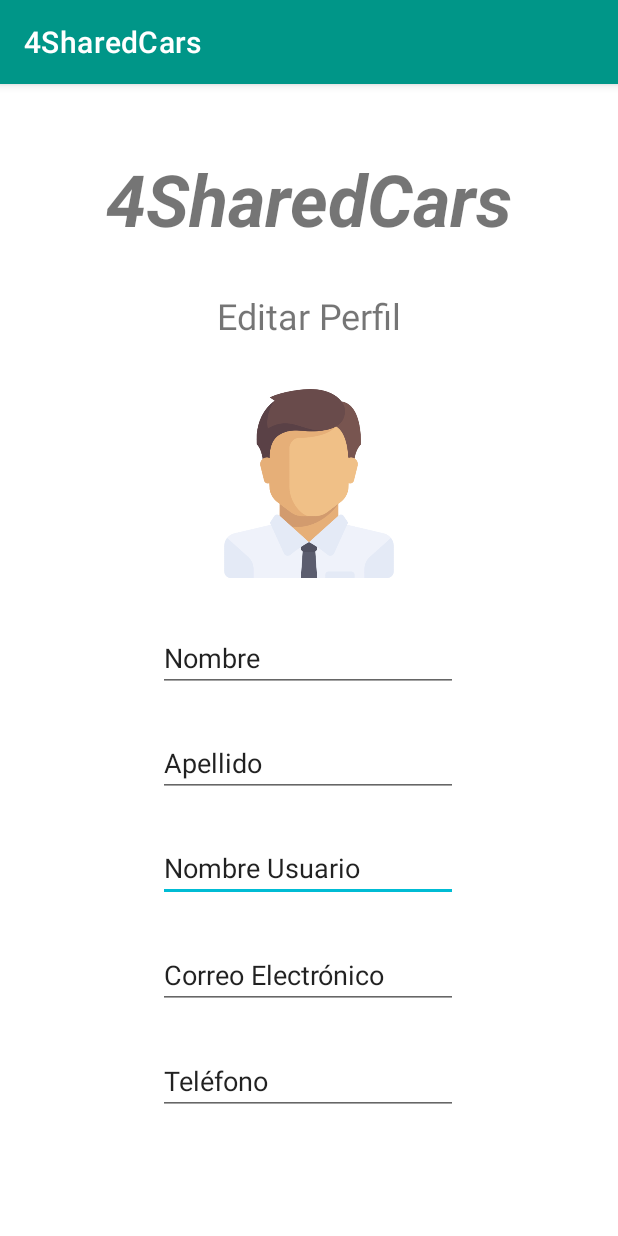
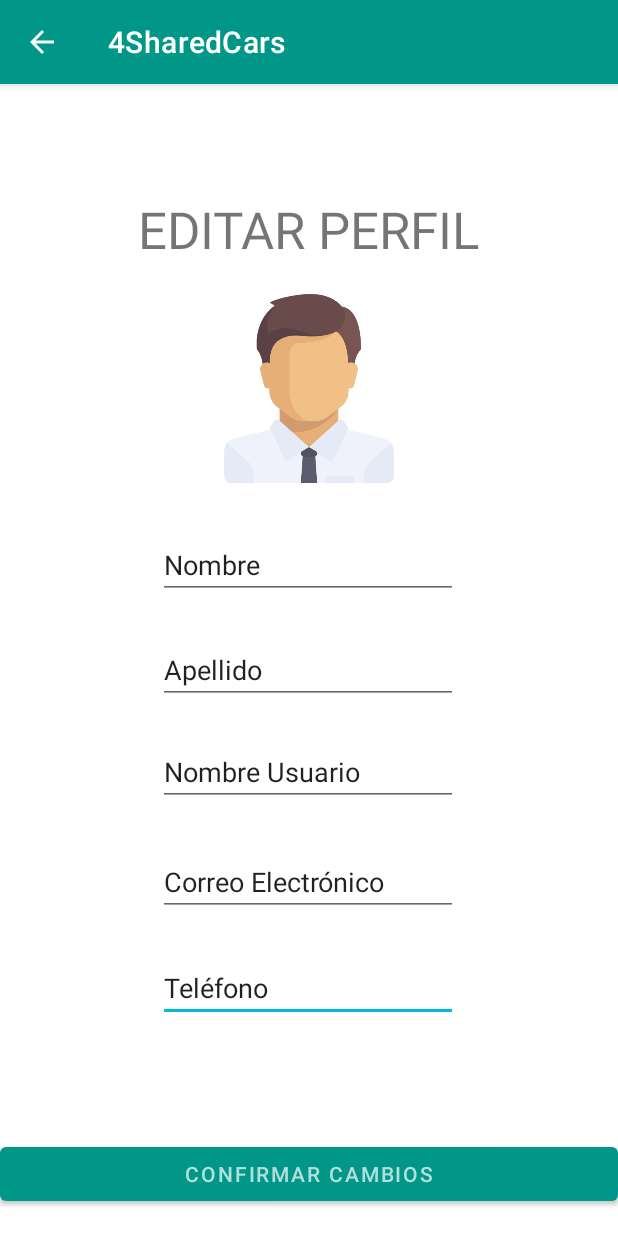
Before and after one commit to mikel-alvarez/4SharedCars, an Android app: the EditarUsuario screen opened directly, with no data from a screen before it, on a phone screen of 412 x 824 dp. Run offline under Robolectric (Android 15) with nearby library versions, the phone set to English and light mode, and no system bars; 1 statement that could not run was skipped.

Commit message:
Cambios en el diseño, creacion de GestionarRutasAdapter. (Falta programar el adapter, y la lógica de Java)

```diff
--- a/app/src/main/AndroidManifest.xml
+++ b/app/src/main/AndroidManifest.xml
@@ -23,9 +23,6 @@
             android:name=".activites.OtroUsuario"
             android:exported="false" />
         <activity
-            android:name=".activites.DetallesRuta"
-            android:exported="false" />
-        <activity
             android:name=".activites.PaginaPrincipal"
             android:exported="false" />
         <activity
--- a/app/src/main/java/com/mikelalvarez/a4sharedcars/activites/AnadirRuta.java
+++ b/app/src/main/java/com/mikelalvarez/a4sharedcars/activites/AnadirRuta.java
@@ -37,6 +37,7 @@ public class AnadirRuta extends AppCompatActivity {
     protected void onCreate(Bundle savedInstanceState) {
         super.onCreate(savedInstanceState);
         setContentView(R.layout.activity_anadir_ruta);
+        getSupportActionBar().setDisplayHomeAsUpEnabled(true);
         realm = Realm.getDefaultInstance();
         Bundle bundle = getIntent().getExtras();
         Integer id = bundle.getInt("idAñadirRuta");
--- a/app/src/main/java/com/mikelalvarez/a4sharedcars/activites/EditarUsuario.java
+++ b/app/src/main/java/com/mikelalvarez/a4sharedcars/activites/EditarUsuario.java
@@ -20,6 +20,7 @@ public class EditarUsuario extends AppCompatActivity {
     protected void onCreate(Bundle savedInstanceState) {
         super.onCreate(savedInstanceState);
         setContentView(R.layout.activity_editar_usuario);
+        getSupportActionBar().setDisplayHomeAsUpEnabled(true);
 
         fotoPerfil = (ImageView) findViewById(R.id.imgPerfilEditarUsuario);
 
--- a/app/src/main/java/com/mikelalvarez/a4sharedcars/activites/GestionarRutas.java
+++ b/app/src/main/java/com/mikelalvarez/a4sharedcars/activites/GestionarRutas.java
@@ -11,5 +11,6 @@ public class GestionarRutas extends AppCompatActivity {
     protected void onCreate(Bundle savedInstanceState) {
         super.onCreate(savedInstanceState);
         setContentView(R.layout.activity_gestionar_rutas);
+        getSupportActionBar().setDisplayHomeAsUpEnabled(true);
     }
 }
--- a/app/src/main/java/com/mikelalvarez/a4sharedcars/activites/OtroUsuario.java
+++ b/app/src/main/java/com/mikelalvarez/a4sharedcars/activites/OtroUsuario.java
@@ -25,7 +25,6 @@ public class OtroUsuario extends AppCompatActivity {
     TextView apellido;
     TextView puntos;
     RecyclerView recyclerview;
-    Button volver;
 
     @Override
     protected void onCreate(Bundle savedInstanceState) {
@@ -42,7 +41,6 @@ public class OtroUsuario extends AppCompatActivity {
         apellido = (TextView) findViewById(R.id.txtApellidoOtroUsuario);
         username = (TextView) findViewById(R.id.txtNombreUsuarioOtroUsuario);
         puntos = (TextView) findViewById(R.id.txtPuntosOtroUsuario);
-        volver = (Button) findViewById(R.id.btnVolverOtroUsuario);
         foto = (ImageView) findViewById(R.id.imgFotoOtroUsuario);
         recyclerview = (RecyclerView) findViewById(R.id.recyclerViewOtroUsuario);
         RutaOtroUsuarioAdapter adapter = new RutaOtroUsuarioAdapter(rutas);
--- a/app/src/main/java/com/mikelalvarez/a4sharedcars/activites/Registro.java
+++ b/app/src/main/java/com/mikelalvarez/a4sharedcars/activites/Registro.java
@@ -39,6 +39,7 @@ public class Registro extends AppCompatActivity {
     protected void onCreate(Bundle savedInstanceState) {
         super.onCreate(savedInstanceState);
         setContentView(R.layout.activity_registro);
+        getSupportActionBar().setDisplayHomeAsUpEnabled(true);
 
         realm = Realm.getDefaultInstance();
 
--- a/app/src/main/res/layout/activity_editar_usuario.xml
+++ b/app/src/main/res/layout/activity_editar_usuario.xml
@@ -6,86 +6,31 @@
     android:layout_height="match_parent"
     tools:context=".activites.EditarUsuario">
 
+    <TextView
+        android:id="@+id/textView3"
+        android:layout_width="wrap_content"
+        android:layout_height="wrap_content"
+        android:text="EDITAR PERFIL"
+        android:textSize="34sp"
+        app:layout_constraintBottom_toBottomOf="parent"
+        app:layout_constraintEnd_toEndOf="parent"
+        app:layout_constraintStart_toStartOf="parent"
+        app:layout_constraintTop_toTopOf="parent"
+        app:layout_constraintVertical_bias="0.102" />
+
     <EditText
-        android:id="@+id/txtNombreUsuarioEditarUsuario"
+        android:id="@+id/txtPhoneEditarUsuario"
         android:layout_width="200dp"
         android:layout_height="44dp"
         android:ems="10"
-        android:inputType="textPersonName"
-        android:text="Nombre Usuario"
+        android:inputType="phone"
+        android:text="Teléfono"
         app:layout_constraintBottom_toBottomOf="parent"
         app:layout_constraintEnd_toEndOf="parent"
         app:layout_constraintHorizontal_bias="0.497"
         app:layout_constraintStart_toStartOf="parent"
         app:layout_constraintTop_toTopOf="parent"
-        app:layout_constraintVertical_bias="0.692"
-        tools:ignore="TouchTargetSizeCheck" />
-
-    <EditText
-        android:id="@+id/txtApellidoEditarUsuario"
-        android:layout_width="200dp"
-        android:layout_height="44dp"
-        android:ems="10"
-        android:inputType="textPersonName"
-        android:text="Apellido"
-        app:layout_constraintBottom_toBottomOf="parent"
-        app:layout_constraintEnd_toEndOf="parent"
-        app:layout_constraintHorizontal_bias="0.497"
-        app:layout_constraintStart_toStartOf="parent"
-        app:layout_constraintTop_toTopOf="parent"
-        app:layout_constraintVertical_bias="0.596"
-        tools:ignore="TouchTargetSizeCheck" />
-
-    <ImageView
-        android:id="@+id/imgPerfilEditarUsuario"
-        android:layout_width="149dp"
-        android:layout_height="126dp"
-        android:src="@drawable/hombre"
-        app:layout_constraintBottom_toBottomOf="parent"
-        app:layout_constraintEnd_toEndOf="parent"
-        app:layout_constraintStart_toStartOf="parent"
-        app:layout_constraintTop_toTopOf="parent"
-        app:layout_constraintVertical_bias="0.317" />
-
-    <TextView
-        android:id="@+id/textView3"
-        android:layout_width="wrap_content"
-        android:layout_height="wrap_content"
-        android:text="Editar Perfil"
-        android:textSize="24sp"
-        app:layout_constraintBottom_toBottomOf="parent"
-        app:layout_constraintEnd_toEndOf="parent"
-        app:layout_constraintStart_toStartOf="parent"
-        app:layout_constraintTop_toTopOf="parent"
-        app:layout_constraintVertical_bias="0.188" />
-
-    <TextView
-        android:id="@+id/textView4"
-        android:layout_width="287dp"
-        android:layout_height="61dp"
-        android:text="@string/app_name"
-        android:textAlignment="center"
-        android:textSize="48sp"
-        android:textStyle="bold|italic"
-        app:layout_constraintBottom_toBottomOf="parent"
-        app:layout_constraintEnd_toEndOf="parent"
-        app:layout_constraintStart_toStartOf="parent"
-        app:layout_constraintTop_toTopOf="parent"
-        app:layout_constraintVertical_bias="0.062" />
-
-    <EditText
-        android:id="@+id/txtNombreEditarUsuario"
-        android:layout_width="200dp"
-        android:layout_height="44dp"
-        android:ems="10"
-        android:inputType="textPersonName"
-        android:text="Nombre"
-        app:layout_constraintBottom_toBottomOf="parent"
-        app:layout_constraintEnd_toEndOf="parent"
-        app:layout_constraintHorizontal_bias="0.497"
-        app:layout_constraintStart_toStartOf="parent"
-        app:layout_constraintTop_toTopOf="parent"
-        app:layout_constraintVertical_bias="0.499"
+        app:layout_constraintVertical_bias="0.803"
         tools:ignore="TouchTargetSizeCheck" />
 
     <EditText
@@ -100,21 +45,75 @@
         app:layout_constraintHorizontal_bias="0.497"
         app:layout_constraintStart_toStartOf="parent"
         app:layout_constraintTop_toTopOf="parent"
-        app:layout_constraintVertical_bias="0.791"
+        app:layout_constraintVertical_bias="0.705"
         tools:ignore="TouchTargetSizeCheck" />
 
+    <ImageView
+        android:id="@+id/imgPerfilEditarUsuario"
+        android:layout_width="149dp"
+        android:layout_height="126dp"
+        android:src="@drawable/hombre"
+        app:layout_constraintBottom_toBottomOf="parent"
+        app:layout_constraintEnd_toEndOf="parent"
+        app:layout_constraintStart_toStartOf="parent"
+        app:layout_constraintTop_toTopOf="parent"
+        app:layout_constraintVertical_bias="0.218" />
+
     <EditText
-        android:id="@+id/txtPhoneEditarUsuario"
+        android:id="@+id/txtApellidoEditarUsuario"
         android:layout_width="200dp"
         android:layout_height="44dp"
         android:ems="10"
-        android:inputType="phone"
-        android:text="Teléfono"
+        android:inputType="textPersonName"
+        android:text="Apellido"
         app:layout_constraintBottom_toBottomOf="parent"
         app:layout_constraintEnd_toEndOf="parent"
         app:layout_constraintHorizontal_bias="0.497"
         app:layout_constraintStart_toStartOf="parent"
         app:layout_constraintTop_toTopOf="parent"
-        app:layout_constraintVertical_bias="0.889"
+        app:layout_constraintVertical_bias="0.51"
         tools:ignore="TouchTargetSizeCheck" />
+
+    <EditText
+        android:id="@+id/txtNombreEditarUsuario"
+        android:layout_width="200dp"
+        android:layout_height="44dp"
+        android:ems="10"
+        android:inputType="textPersonName"
+        android:text="Nombre"
+        app:layout_constraintBottom_toBottomOf="parent"
+        app:layout_constraintEnd_toEndOf="parent"
+        app:layout_constraintHorizontal_bias="0.497"
+        app:layout_constraintStart_toStartOf="parent"
+        app:layout_constraintTop_toTopOf="parent"
+        app:layout_constraintVertical_bias="0.413"
+        tools:ignore="TouchTargetSizeCheck" />
+
+    <EditText
+        android:id="@+id/txtNombreUsuarioEditarUsuario"
+        android:layout_width="200dp"
+        android:layout_height="44dp"
+        android:ems="10"
+        android:inputType="textPersonName"
+        android:text="Nombre Usuario"
+        app:layout_constraintBottom_toBottomOf="parent"
+        app:layout_constraintEnd_toEndOf="parent"
+        app:layout_constraintHorizontal_bias="0.497"
+        app:layout_constraintStart_toStartOf="parent"
+        app:layout_constraintTop_toTopOf="parent"
+        app:layout_constraintVertical_bias="0.604"
+        tools:ignore="TouchTargetSizeCheck" />
+
+    <Button
+        android:id="@+id/btnEditarUsuario"
+        android:layout_width="0dp"
+        android:layout_height="wrap_content"
+        android:text="Confirmar Cambios"
+        app:layout_constraintBottom_toBottomOf="parent"
+        app:layout_constraintEnd_toEndOf="parent"
+        app:layout_constraintHorizontal_bias="0.498"
+        app:layout_constraintStart_toStartOf="parent"
+        app:layout_constraintTop_toTopOf="parent"
+        app:layout_constraintVertical_bias="0.976" />
+
 </androidx.constraintlayout.widget.ConstraintLayout>
--- a/app/src/main/res/layout/fragment_usuario.xml
+++ b/app/src/main/res/layout/fragment_usuario.xml
@@ -44,7 +44,7 @@
 
     <Button
         android:id="@+id/btnEditarUsuario"
-        android:layout_width="wrap_content"
+        android:layout_width="0dp"
         android:layout_height="wrap_content"
         android:text="EDITAR USUARIO"
         app:layout_constraintBottom_toBottomOf="parent"
@@ -82,7 +82,7 @@
         android:id="@+id/textView8"
         android:layout_width="wrap_content"
         android:layout_height="wrap_content"
-        android:text="Mi Perfil"
+        android:text="MI PERFIL"
         android:textSize="24sp"
         app:layout_constraintBottom_toBottomOf="parent"
         app:layout_constraintEnd_toEndOf="parent"
@@ -105,7 +105,7 @@
 
     <Button
         android:id="@+id/btnGestionarRutas"
-        android:layout_width="wrap_content"
+        android:layout_width="0dp"
         android:layout_height="wrap_content"
         android:text="GESTIONAR MIS RUTAS"
         app:layout_constraintBottom_toBottomOf="parent"
--- a/app/src/main/res/layout/ruta_item.xml
+++ b/app/src/main/res/layout/ruta_item.xml
@@ -67,7 +67,7 @@
 
             <TextView
                 android:id="@+id/txtRutaItem"
-                android:layout_width="99dp"
+                android:layout_width="125dp"
                 android:layout_height="wrap_content"
                 android:text="Ruta" />
 
--- a/app/src/main/res/values/strings.xml
+++ b/app/src/main/res/values/strings.xml
@@ -9,7 +9,7 @@
     <string name="telefono">Teléfono</string>
     <string name="correo">Correo</string>
     <string name="foto">Foto</string>
-    <string name="iniciarsesion">Iniciar Sesion</string>
+    <string name="iniciarsesion">INICIAR SESIÓN</string>
     <string name="usuario">Usuario</string>
     <string name="reserva">Reservar</string>
     <string name="ranking">Ranking</string>
@@ -20,7 +20,7 @@
     <string name="aceptar">Aceptar</string>
     <string name="_4sharedcar">4SharedCar</string>
     <string name="contrase_a">Contraseña:</string>
-    <string name="registro">Registro</string>
+    <string name="registro">REGISTRO</string>
     <string name="repetir_contrase_a">Repetir Contraseña:</string>
     <string name="puntos">Puntos CO2</string>
 
```
Also changed, not shown: app/src/main/java/com/mikelalvarez/a4sharedcars/activites/DetallesRuta.java (deleted, +0 -15 lines), app/src/main/java/com/mikelalvarez/a4sharedcars/adapters/GestionarRutasAdapter.java (added, +20 -0 lines), app/src/main/res/layout/activity_anadir_ruta.xml (+9 -9 lines), app/src/main/res/layout/activity_detalles_ruta.xml (deleted, +0 -9 lines), app/src/main/res/layout/activity_gestionar_rutas.xml (+8 -8 lines), app/src/main/res/layout/activity_iniciar_sesion.xml (+40 -55 lines), app/src/main/res/layout/activity_otro_usuario.xml (+4 -25 lines), app/src/main/res/layout/activity_registro.xml (+100 -125 lines), app/src/main/res/layout/fragment_ranking.xml (+17 -3 lines).
